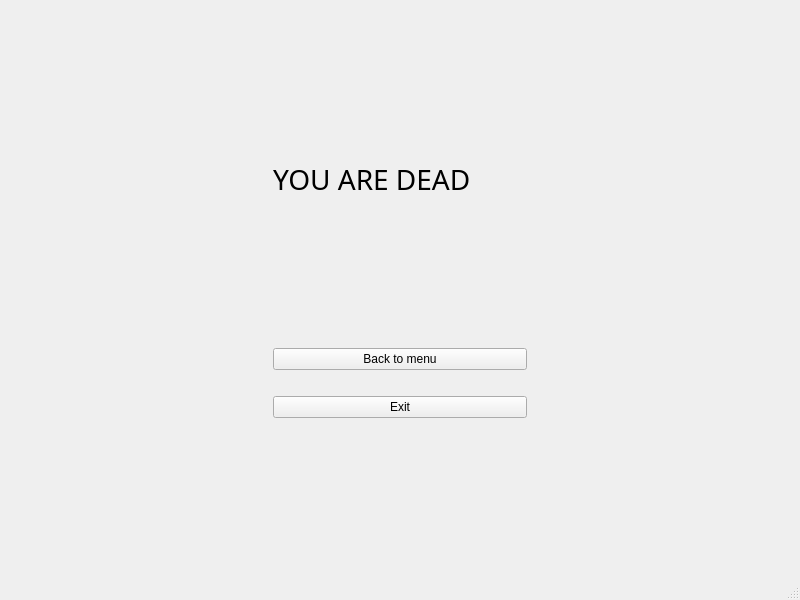
Qt form mainwindow.ui (dehjaza2001/CS469_lab1) before a commit.
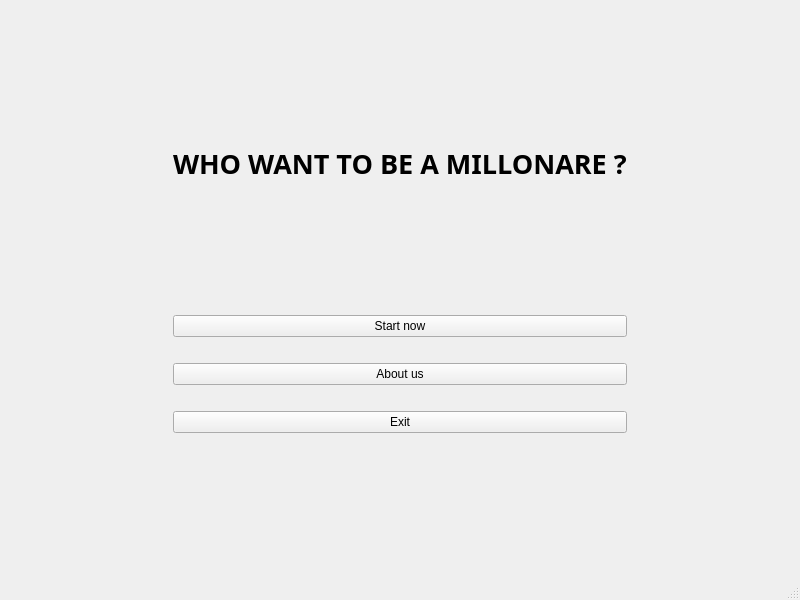
The same form after that commit. The open tabs and pages were chosen to show the change.

What changed in the file:
```diff
--- a/mainwindow.ui
+++ b/mainwindow.ui
@@ -357,222 +357,6 @@
         </item>
        </layout>
       </widget>
-      <widget class="QWidget" name="page_4">
-       <layout class="QGridLayout" name="gridLayout_7">
-        <item row="2" column="0">
-         <widget class="QTextBrowser" name="textBrowser">
-          <property name="font">
-           <font>
-            <pointsize>13</pointsize>
-           </font>
-          </property>
-          <property name="html">
-           <string>&lt;!DOCTYPE HTML PUBLIC &quot;-//W3C//DTD HTML 4.0//EN&quot; &quot;http://www.w3.org/TR/REC-html40/strict.dtd&quot;&gt;
-&lt;html&gt;&lt;head&gt;&lt;meta name=&quot;qrichtext&quot; content=&quot;1&quot; /&gt;&lt;meta charset=&quot;utf-8&quot; /&gt;&lt;style type=&quot;text/css&quot;&gt;
-p, li { white-space: pre-wrap; }
-hr { height: 1px; border-width: 0; }
-li.unchecked::marker { content: &quot;\2610&quot;; }
-li.checked::marker { content: &quot;\2612&quot;; }
-&lt;/style&gt;&lt;/head&gt;&lt;body style=&quot; font-family:'Segoe UI'; font-size:13pt; font-weight:400; font-style:normal;&quot;&gt;
-&lt;p style=&quot; margin-top:0px; margin-bottom:0px; margin-left:0px; margin-right:0px; -qt-block-indent:0; text-indent:0px;&quot;&gt;&lt;span style=&quot; font-size:9pt;&quot;&gt;Who is the president of the USA ?&lt;/span&gt;&lt;/p&gt;
-&lt;p style=&quot;-qt-paragraph-type:empty; margin-top:0px; margin-bottom:0px; margin-left:0px; margin-right:0px; -qt-block-indent:0; text-indent:0px; font-size:9pt;&quot;&gt;&lt;br /&gt;&lt;/p&gt;&lt;/body&gt;&lt;/html&gt;</string>
-          </property>
-         </widget>
-        </item>
-        <item row="1" column="2" rowspan="6">
-         <widget class="QListWidget" name="DashBoard">
-          <item>
-           <property name="text">
-            <string>Player 1</string>
-           </property>
-           <property name="textAlignment">
-            <set>AlignCenter</set>
-           </property>
-          </item>
-          <item>
-           <property name="text">
-            <string>Player 2</string>
-           </property>
-          </item>
-          <item>
-           <property name="text">
-            <string>Player 2</string>
-           </property>
-          </item>
-          <item>
-           <property name="text">
-            <string>Player 2</string>
-           </property>
-          </item>
-          <item>
-           <property name="text">
-            <string>Player 2</string>
-           </property>
-          </item>
-          <item>
-           <property name="text">
-            <string>Player 2</string>
-           </property>
-          </item>
-          <item>
-           <property name="text">
-            <string>Player 2</string>
-           </property>
-          </item>
-          <item>
-           <property name="text">
-            <string>Player 2</string>
-           </property>
-          </item>
-         </widget>
-        </item>
-        <item row="0" column="0" colspan="3">
-         <widget class="QProgressBar" name="TimeBar">
-          <property name="value">
-           <number>24</number>
-          </property>
-         </widget>
-        </item>
-        <item row="5" column="0" rowspan="2">
-         <widget class="QPushButton" name="SkipButton">
-          <property name="text">
-           <string>Skip</string>
-          </property>
-         </widget>
-        </item>
-        <item row="1" column="0">
-         <widget class="QLabel" name="QuestionNum">
-          <property name="font">
-           <font>
-            <pointsize>15</pointsize>
-            <bold>true</bold>
-            <underline>true</underline>
-           </font>
-          </property>
-          <property name="text">
-           <string>Question : 1</string>
-          </property>
-         </widget>
-        </item>
-        <item row="3" column="0">
-         <widget class="QPlainTextEdit" name="AnswerInput">
-          <property name="plainText">
-           <string>Biden
-</string>
-          </property>
-         </widget>
-        </item>
-       </layout>
-      </widget>
-      <widget class="QWidget" name="page_5">
-       <layout class="QGridLayout" name="gridLayout_6">
-        <item row="3" column="1">
-         <widget class="QPushButton" name="BackToMenuButton">
-          <property name="text">
-           <string>Back to menu</string>
-          </property>
-         </widget>
-        </item>
-        <item row="1" column="1">
-         <widget class="QLabel" name="label_2">
-          <property name="font">
-           <font>
-            <family>Yu Mincho</family>
-            <pointsize>21</pointsize>
-           </font>
-          </property>
-          <property name="text">
-           <string>YOU ARE DEAD</string>
-          </property>
-         </widget>
-        </item>
-        <item row="5" column="1">
-         <widget class="QPushButton" name="Exit2Button">
-          <property name="text">
-           <string>Exit</string>
-          </property>
-         </widget>
-        </item>
-        <item row="3" column="2">
-         <spacer name="horizontalSpacer_9">
-          <property name="orientation">
-           <enum>Qt::Horizontal</enum>
-          </property>
-          <property name="sizeHint" stdset="0">
-           <size>
-            <width>40</width>
-            <height>20</height>
-           </size>
-          </property>
-         </spacer>
-        </item>
-        <item row="6" column="1">
-         <spacer name="verticalSpacer_9">
-          <property name="orientation">
-           <enum>Qt::Vertical</enum>
-          </property>
-          <property name="sizeHint" stdset="0">
-           <size>
-            <width>20</width>
-            <height>40</height>
-           </size>
-          </property>
-         </spacer>
-        </item>
-        <item row="3" column="0">
-         <spacer name="horizontalSpacer_8">
-          <property name="orientation">
-           <enum>Qt::Horizontal</enum>
-          </property>
-          <property name="sizeHint" stdset="0">
-           <size>
-            <width>40</width>
-            <height>20</height>
-           </size>
-          </property>
-         </spacer>
-        </item>
-        <item row="4" column="1">
-         <spacer name="horizontalSpacer_11">
-          <property name="orientation">
-           <enum>Qt::Horizontal</enum>
-          </property>
-          <property name="sizeHint" stdset="0">
-           <size>
-            <width>40</width>
-            <height>20</height>
-           </size>
-          </property>
-         </spacer>
-        </item>
-        <item row="0" column="1">
-         <spacer name="verticalSpacer_10">
-          <property name="orientation">
-           <enum>Qt::Vertical</enum>
-          </property>
-          <property name="sizeHint" stdset="0">
-           <size>
-            <width>20</width>
-            <height>40</height>
-           </size>
-          </property>
-         </spacer>
-        </item>
-        <item row="2" column="1">
-         <spacer name="verticalSpacer_11">
-          <property name="orientation">
-           <enum>Qt::Vertical</enum>
-          </property>
-          <property name="sizeHint" stdset="0">
-           <size>
-            <width>20</width>
-            <height>40</height>
-           </size>
-          </property>
-         </spacer>
-        </item>
-       </layout>
-      </widget>
      </widget>
     </item>
    </layout>
```
Left out of the diff: 2 changed lines with no effect on the pictures.
